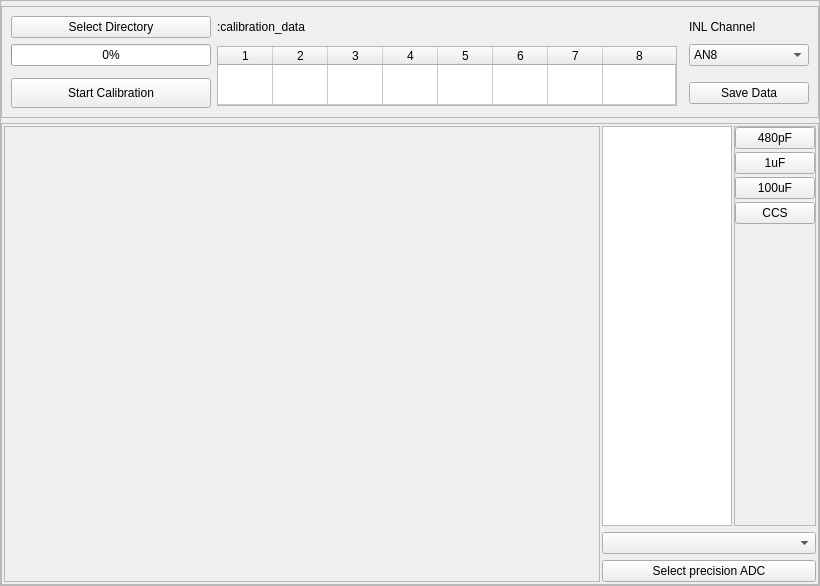
jithinbp/SEELablet-apps, file seel_res/GUI/E_MISCELLANEOUS/B/templates/calibrator.ui: the form before one commit.
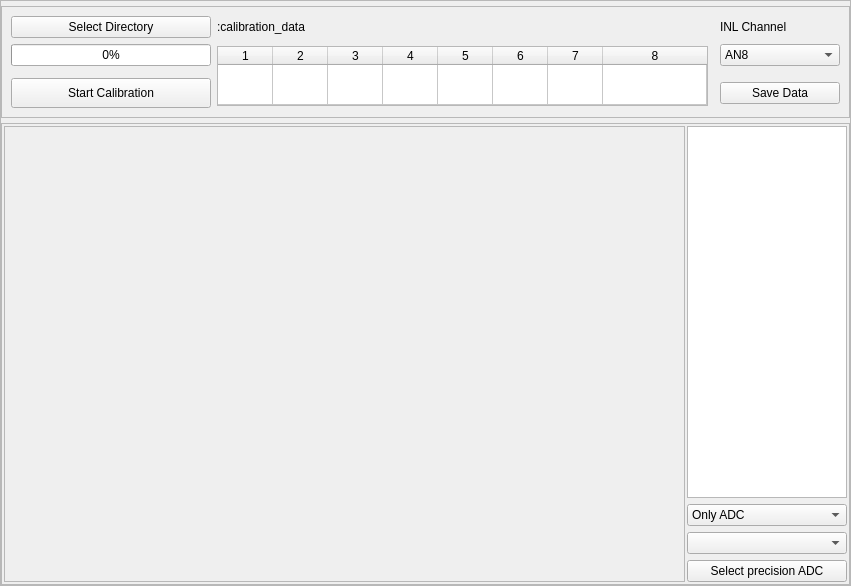
The form after the commit.

Commit message: calibrator utility plots will show error margins

What changed in the file:
```diff
--- a/seel_res/GUI/E_MISCELLANEOUS/B/templates/calibrator.ui
+++ b/seel_res/GUI/E_MISCELLANEOUS/B/templates/calibrator.ui
@@ -6,7 +6,7 @@
    <rect>
     <x>0</x>
     <y>0</y>
-    <width>820</width>
+    <width>851</width>
     <height>586</height>
    </rect>
   </property>
@@ -258,101 +258,7 @@
           <property name="margin">
            <number>2</number>
           </property>
-          <item row="1" column="1">
-           <widget class="QListWidget" name="listWidget">
-            <property name="sizePolicy">
-             <sizepolicy hsizetype="Maximum" vsizetype="Expanding">
-              <horstretch>0</horstretch>
-              <verstretch>0</verstretch>
-             </sizepolicy>
-            </property>
-            <property name="minimumSize">
-             <size>
-              <width>0</width>
-              <height>0</height>
-             </size>
-            </property>
-            <property name="maximumSize">
-             <size>
-              <width>130</width>
-              <height>16777215</height>
-             </size>
-            </property>
-           </widget>
-          </item>
-          <item row="1" column="2">
-           <widget class="QFrame" name="frame_4">
-            <property name="frameShape">
-             <enum>QFrame::StyledPanel</enum>
-            </property>
-            <property name="frameShadow">
-             <enum>QFrame::Raised</enum>
-            </property>
-            <layout class="QVBoxLayout" name="verticalLayout">
-             <property name="spacing">
-              <number>3</number>
-             </property>
-             <property name="margin">
-              <number>0</number>
-             </property>
-             <item>
-              <widget class="QPushButton" name="Button480pF">
-               <property name="text">
-                <string>480pF</string>
-               </property>
-              </widget>
-             </item>
-             <item>
-              <widget class="QPushButton" name="Button1uF">
-               <property name="text">
-                <string>1uF</string>
-               </property>
-              </widget>
-             </item>
-             <item>
-              <widget class="QPushButton" name="Button100uF">
-               <property name="text">
-                <string>100uF</string>
-               </property>
-              </widget>
-             </item>
-             <item>
-              <widget class="QPushButton" name="ButtonCCS">
-               <property name="text">
-                <string>CCS</string>
-               </property>
-              </widget>
-             </item>
-             <item>
-              <spacer name="verticalSpacer">
-               <property name="orientation">
-                <enum>Qt::Vertical</enum>
-               </property>
-               <property name="sizeHint" stdset="0">
-                <size>
-                 <width>20</width>
-                 <height>40</height>
-                </size>
-               </property>
-              </spacer>
-             </item>
-            </layout>
-           </widget>
-          </item>
-          <item row="2" column="1" colspan="2">
-           <widget class="QComboBox" name="deviceBox"/>
-          </item>
-          <item row="3" column="1" colspan="2">
-           <widget class="QPushButton" name="pushButton_4">
-            <property name="toolTip">
-             <string>Select different device for 24-bit ADC</string>
-            </property>
-            <property name="text">
-             <string>Select precision ADC</string>
-            </property>
-           </widget>
-          </item>
-          <item row="1" column="0" rowspan="3">
+          <item row="1" column="0" rowspan="4">
            <widget class="QScrollArea" name="scrollArea">
             <property name="widgetResizable">
              <bool>true</bool>
@@ -362,7 +268,7 @@
               <rect>
                <x>0</x>
                <y>0</y>
-               <width>589</width>
+               <width>679</width>
                <height>419</height>
               </rect>
              </property>
@@ -380,6 +286,61 @@
             </widget>
            </widget>
           </item>
+          <item row="1" column="2">
+           <widget class="QListWidget" name="listWidget">
+            <property name="sizePolicy">
+             <sizepolicy hsizetype="Maximum" vsizetype="Expanding">
+              <horstretch>0</horstretch>
+              <verstretch>0</verstretch>
+             </sizepolicy>
+            </property>
+            <property name="minimumSize">
+             <size>
+              <width>0</width>
+              <height>0</height>
+             </size>
+            </property>
+            <property name="maximumSize">
+             <size>
+              <width>160</width>
+              <height>16777215</height>
+             </size>
+            </property>
+           </widget>
+          </item>
+          <item row="2" column="2">
+           <widget class="QComboBox" name="typeSelectBox">
+            <property name="minimumSize">
+             <size>
+              <width>100</width>
+              <height>0</height>
+             </size>
+            </property>
+            <item>
+             <property name="text">
+              <string>Only ADC</string>
+             </property>
+            </item>
+            <item>
+             <property name="text">
+              <string>ADC+DAC</string>
+             </property>
+            </item>
+           </widget>
+          </item>
+          <item row="3" column="2">
+           <widget class="QComboBox" name="deviceBox"/>
+          </item>
+          <item row="4" column="2">
+           <widget class="QPushButton" name="pushButton_4">
+            <property name="toolTip">
+             <string>Select different device for 24-bit ADC</string>
+            </property>
+            <property name="text">
+             <string>Select precision ADC</string>
+            </property>
+           </widget>
+          </item>
          </layout>
         </widget>
        </item>
```
Left out of the diff: 137 changed lines with no effect on the pictures. The commit also changes 1 other file.
